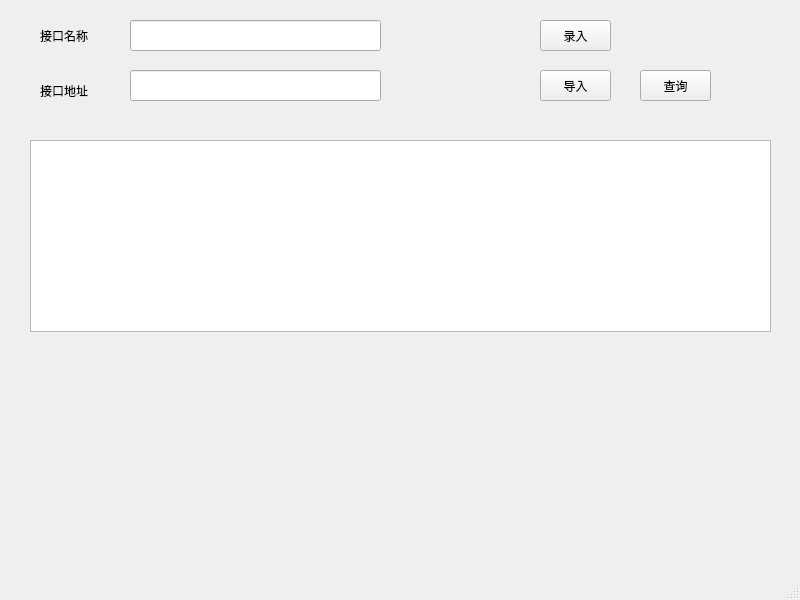
wkai8986/-, file interface.ui: the form before one commit.
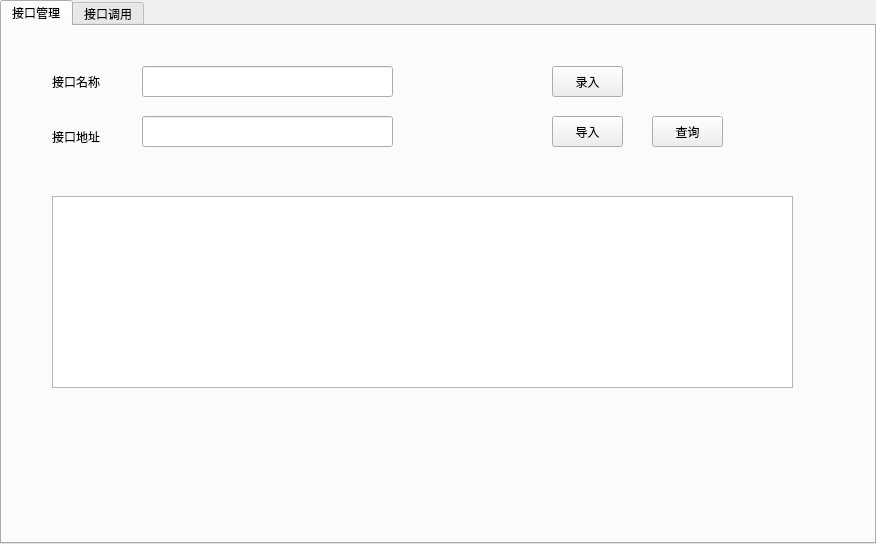
The form after the commit.

Commit message: 改成单窗口多界面展示

Patch:
```diff
--- a/interface.ui
+++ b/interface.ui
@@ -1,47 +1,76 @@
 <?xml version="1.0" encoding="UTF-8"?>
 <ui version="4.0">
- <class>Interface</class>
- <widget class="QMainWindow" name="Interface">
+ <class>TabWidget</class>
+ <widget class="QTabWidget" name="TabWidget">
   <property name="geometry">
    <rect>
     <x>0</x>
     <y>0</y>
-    <width>800</width>
-    <height>600</height>
+    <width>876</width>
+    <height>544</height>
    </rect>
   </property>
   <property name="windowTitle">
    <string>MainWindow</string>
   </property>
-  <widget class="QWidget" name="centralwidget">
+  <property name="currentIndex">
+   <number>0</number>
+  </property>
+  <widget class="QWidget" name="tab">
+   <attribute name="title">
+    <string>接口管理</string>
+   </attribute>
+   <widget class="QLineEdit" name="le_addr">
+    <property name="geometry">
+     <rect>
+      <x>140</x>
+      <y>90</y>
+      <width>251</width>
+      <height>31</height>
+     </rect>
+    </property>
+   </widget>
+   <widget class="QLabel" name="lb_interName">
+    <property name="geometry">
+     <rect>
+      <x>50</x>
+      <y>40</y>
+      <width>71</width>
+      <height>31</height>
+     </rect>
+    </property>
+    <property name="text">
+     <string>接口名称</string>
+    </property>
+   </widget>
+   <widget class="QPushButton" name="btn_search">
+    <property name="geometry">
+     <rect>
+      <x>650</x>
+      <y>90</y>
+      <width>71</width>
+      <height>31</height>
+     </rect>
+    </property>
+    <property name="text">
+     <string>查询</string>
+    </property>
+   </widget>
    <widget class="QTableView" name="tv_interfaces">
     <property name="geometry">
      <rect>
-      <x>30</x>
-      <y>140</y>
+      <x>50</x>
+      <y>170</y>
       <width>741</width>
       <height>192</height>
      </rect>
     </property>
    </widget>
-   <widget class="QPushButton" name="btn_search">
-    <property name="geometry">
-     <rect>
-      <x>640</x>
-      <y>70</y>
-      <width>71</width>
-      <height>31</height>
-     </rect>
-    </property>
-    <property name="text">
-     <string>查询</string>
-    </property>
-   </widget>
    <widget class="QPushButton" name="btn_import">
     <property name="geometry">
      <rect>
-      <x>540</x>
-      <y>70</y>
+      <x>550</x>
+      <y>90</y>
       <width>71</width>
       <height>31</height>
      </rect>
@@ -53,8 +82,8 @@
    <widget class="QPushButton" name="btn_add">
     <property name="geometry">
      <rect>
-      <x>540</x>
-      <y>20</y>
+      <x>550</x>
+      <y>40</y>
       <width>71</width>
       <height>31</height>
      </rect>
@@ -66,31 +95,18 @@
    <widget class="QLineEdit" name="le_interName">
     <property name="geometry">
      <rect>
-      <x>130</x>
-      <y>20</y>
+      <x>140</x>
+      <y>40</y>
       <width>251</width>
       <height>31</height>
      </rect>
     </property>
    </widget>
-   <widget class="QLabel" name="lb_interName">
-    <property name="geometry">
-     <rect>
-      <x>40</x>
-      <y>20</y>
-      <width>71</width>
-      <height>31</height>
-     </rect>
-    </property>
-    <property name="text">
-     <string>接口名称</string>
-    </property>
-   </widget>
    <widget class="QLabel" name="lb_addr">
     <property name="geometry">
      <rect>
-      <x>40</x>
-      <y>80</y>
+      <x>50</x>
+      <y>100</y>
       <width>71</width>
       <height>21</height>
      </rect>
@@ -99,28 +115,12 @@
      <string>接口地址</string>
     </property>
    </widget>
-   <widget class="QLineEdit" name="le_addr">
-    <property name="geometry">
-     <rect>
-      <x>130</x>
-      <y>70</y>
-      <width>251</width>
-      <height>31</height>
-     </rect>
-    </property>
-   </widget>
   </widget>
-  <widget class="QMenuBar" name="menubar">
-   <property name="geometry">
-    <rect>
-     <x>0</x>
-     <y>0</y>
-     <width>800</width>
-     <height>18</height>
-    </rect>
-   </property>
+  <widget class="QWidget" name="tab_2">
+   <attribute name="title">
+    <string>接口调用</string>
+   </attribute>
   </widget>
-  <widget class="QStatusBar" name="statusbar"/>
  </widget>
  <resources/>
  <connections/>
```
Left out of the diff: 2 changed lines with no effect on the pictures. The commit also changes 3 other files.
